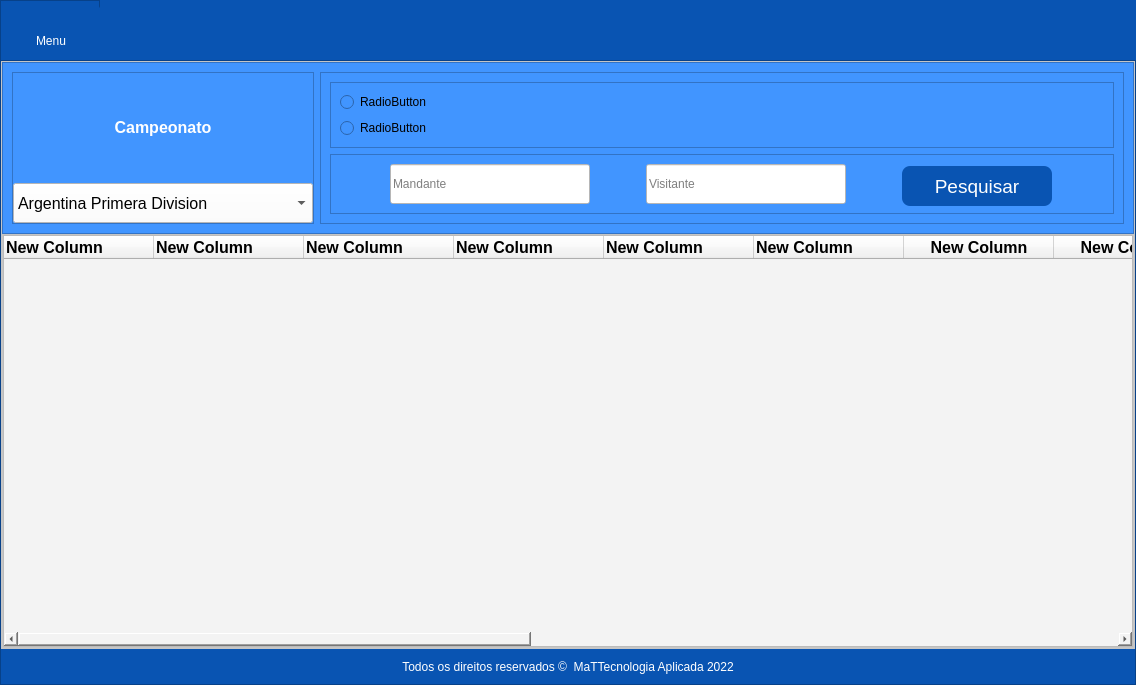
Old version of the form ui_forms/ui_main.ui in the repository mateuscosta27/WebScraping.
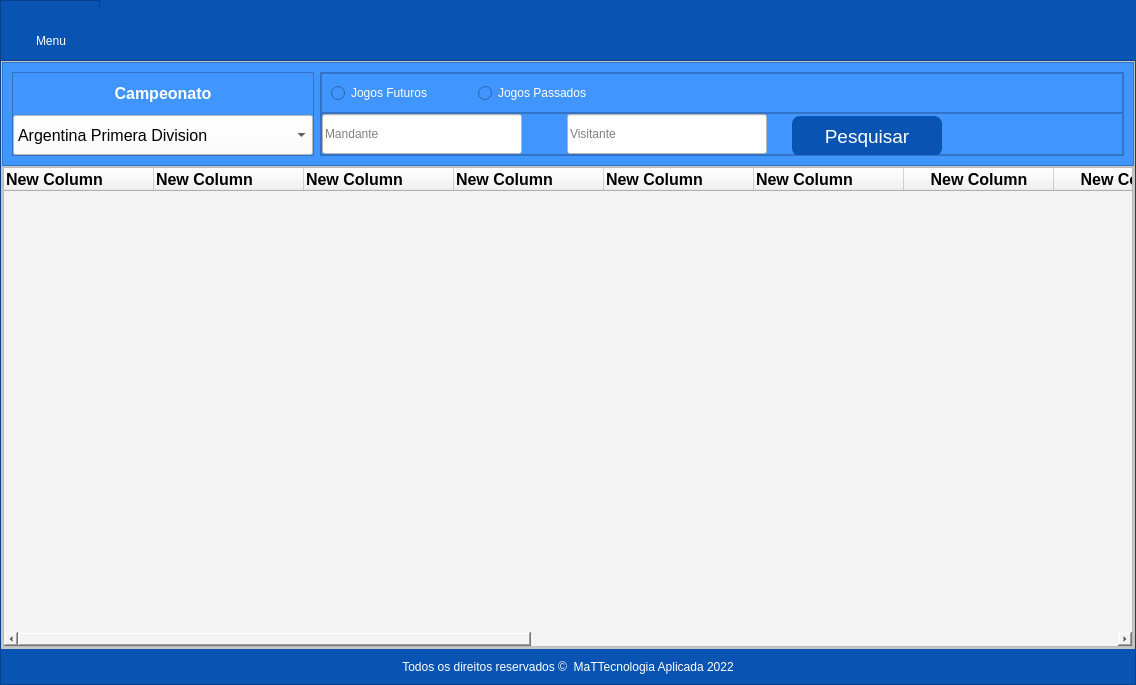
New version of the form. Icons and pictures are not drawn.

What changed in the file:
```diff
--- a/ui_forms/ui_main.ui
+++ b/ui_forms/ui_main.ui
@@ -1828,6 +1828,21 @@
                        <enum>QFrame::Raised</enum>
                       </property>
                       <layout class="QVBoxLayout" name="verticalLayout_16">
+                       <property name="spacing">
+                        <number>0</number>
+                       </property>
+                       <property name="leftMargin">
+                        <number>0</number>
+                       </property>
+                       <property name="topMargin">
+                        <number>0</number>
+                       </property>
+                       <property name="rightMargin">
+                        <number>0</number>
+                       </property>
+                       <property name="bottomMargin">
+                        <number>0</number>
+                       </property>
                        <item>
                         <widget class="QFrame" name="frame_7">
                          <property name="frameShape">
@@ -1836,21 +1851,74 @@
                          <property name="frameShadow">
                           <enum>QFrame::Raised</enum>
                          </property>
-                         <layout class="QVBoxLayout" name="verticalLayout_15">
+                         <layout class="QHBoxLayout" name="horizontalLayout_11">
                           <item>
-                           <widget class="QRadioButton" name="radioButton_2">
+                           <widget class="QRadioButton" name="rb_games_future">
+                            <property name="styleSheet">
+                             <string notr="true">
+QRadioButton{
+	font: 75 12pt &quot;MS Shell Dlg 2&quot;;
+	color: rgb(255, 255, 255);
+}
+
+QRadioButton:pressed{
+	font: 75 12pt &quot;MS Shell Dlg 2&quot;;
+	color: rgb(0, 0, 0);
+}</string>
+                            </property>
                             <property name="text">
-                             <string>RadioButton</string>
+                             <string>Jogos Futuros</string>
                             </property>
                            </widget>
                           </item>
                           <item>
-                           <widget class="QRadioButton" name="radioButton">
+                           <spacer name="horizontalSpacer_4">
+                            <property name="orientation">
+                             <enum>Qt::Horizontal</enum>
+                            </property>
+                            <property name="sizeType">
+                             <enum>QSizePolicy::Preferred</enum>
+                            </property>
+                            <property name="sizeHint" stdset="0">
+                             <size>
+                              <width>40</width>
+                              <height>20</height>
+                             </size>
+                            </property>
+                           </spacer>
+                          </item>
+                          <item>
+                           <widget class="QRadioButton" name="rb_games_past">
+                            <property name="styleSheet">
+                             <string notr="true">
+QRadioButton{
+	font: 75 12pt &quot;MS Shell Dlg 2&quot;;
+	color: rgb(255, 255, 255);
+}
+
+QRadioButton:pressed{
+	font: 75 12pt &quot;MS Shell Dlg 2&quot;;
+	color: rgb(0, 0, 0);
+}</string>
+                            </property>
                             <property name="text">
-                             <string>RadioButton</string>
+                             <string>Jogos Passados</string>
                             </property>
                            </widget>
                           </item>
+                          <item>
+                           <spacer name="horizontalSpacer_5">
+                            <property name="orientation">
+                             <enum>Qt::Horizontal</enum>
+                            </property>
+                            <property name="sizeHint" stdset="0">
+                             <size>
+                              <width>463</width>
+                              <height>20</height>
+                             </size>
+                            </property>
+                           </spacer>
+                          </item>
                          </layout>
                         </widget>
                        </item>
@@ -1862,8 +1930,23 @@
                          <property name="frameShadow">
                           <enum>QFrame::Raised</enum>
                          </property>
-                         <layout class="QHBoxLayout" name="horizontalLayout_11">
-                          <item>
+                         <layout class="QHBoxLayout" name="horizontalLayout_9">
+                          <property name="spacing">
+                           <number>5</number>
+                          </property>
+                          <property name="leftMargin">
+                           <number>0</number>
+                          </property>
+                          <property name="topMargin">
+                           <number>0</number>
+                          </property>
+                          <property name="rightMargin">
+                           <number>0</number>
+                          </property>
+                          <property name="bottomMargin">
+                           <number>0</number>
+                          </property>
+                          <item alignment="Qt::AlignBottom">
                            <widget class="QLineEdit" name="le_team1">
                             <property name="minimumSize">
                              <size>
@@ -1889,6 +1972,22 @@
                            </widget>
                           </item>
                           <item>
+                           <spacer name="horizontalSpacer_2">
+                            <property name="orientation">
+                             <enum>Qt::Horizontal</enum>
+                            </property>
+                            <property name="sizeType">
+                             <enum>QSizePolicy::Preferred</enum>
+                            </property>
+                            <property name="sizeHint" stdset="0">
+                             <size>
+                              <width>40</width>
+                              <height>20</height>
+                             </size>
+                            </property>
+                           </spacer>
+                          </item>
+                          <item alignment="Qt::AlignBottom">
                            <widget class="QLineEdit" name="le_team2">
                             <property name="sizePolicy">
                              <sizepolicy hsizetype="Expanding" vsizetype="Fixed">
@@ -1919,6 +2018,22 @@
                             </property>
                            </widget>
                           </item>
+                          <item>
+                           <spacer name="horizontalSpacer">
+                            <property name="orientation">
+                             <enum>Qt::Horizontal</enum>
+                            </property>
+                            <property name="sizeType">
+                             <enum>QSizePolicy::Preferred</enum>
+                            </property>
+                            <property name="sizeHint" stdset="0">
+                             <size>
+                              <width>20</width>
+                              <height>20</height>
+                             </size>
+                            </property>
+                           </spacer>
+                          </item>
                           <item>
                            <widget class="QPushButton" name="btn_search">
                             <property name="minimumSize">
@@ -2004,6 +2119,19 @@
                             </property>
                            </widget>
                           </item>
+                          <item>
+                           <spacer name="horizontalSpacer_3">
+                            <property name="orientation">
+                             <enum>Qt::Horizontal</enum>
+                            </property>
+                            <property name="sizeHint" stdset="0">
+                             <size>
+                              <width>156</width>
+                              <height>20</height>
+                             </size>
+                            </property>
+                           </spacer>
+                          </item>
                          </layout>
                         </widget>
                        </item>
```
Left out of the diff: 2 changed lines with no effect on the pictures.
